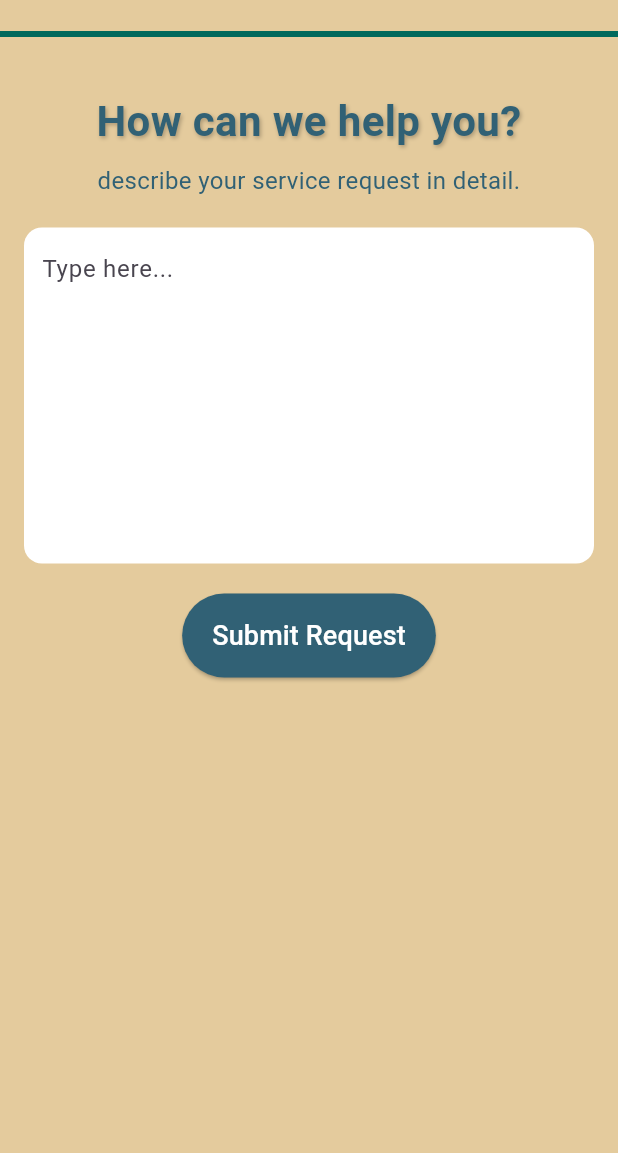
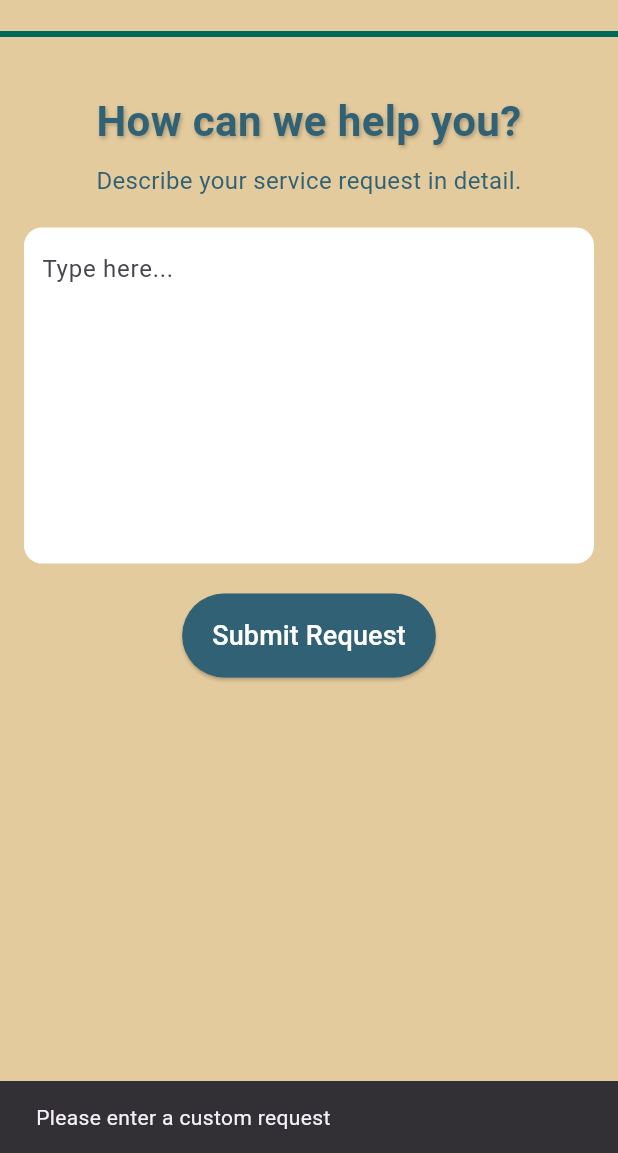
Before and after one commit to Famanias/soft-eng, a Flutter app: the CustomRequestScreen screen opened by its route, after a tap on "Submit Request", on a phone screen of 412 x 824 dp, the part 83-1236 px from its top. Run offline on Flutter 3.47's test engine with Material 3 defaults, Android fonts, the phone set to English and light mode, and no system bars; our stand-ins replace cloud_firestore, firebase_core, shared_preferences; missing offline and left inert: qr_code_scanner; accounts and stored records are empty.

Commit message:
added custom request functionality

```diff
--- a/flutter_application_1/lib/main.dart
+++ b/flutter_application_1/lib/main.dart
@@ -38,7 +38,7 @@ class MyApp extends StatelessWidget {
       routes: {
         '/qrCode': (context) => const ScanScreen(),
         '/guestRequest': (context) => const GuestRequestScreen(),
-        '/customRequest': (context) => const CustomRequestScreen(),
+        '/customRequest': (context) => const CustomRequestScreen(tableId: '',),
         '/adminPanel': (context) => const AdminPanel(),
       },
     );
--- a/flutter_application_1/lib/screens/custom_request/custom_request_screen.dart
+++ b/flutter_application_1/lib/screens/custom_request/custom_request_screen.dart
@@ -1,7 +1,60 @@
 import 'package:flutter/material.dart';
+import 'package:cloud_firestore/cloud_firestore.dart';
+import 'package:flutter_application_1/screens/guest_request/guest_request_screen.dart';
 
-class CustomRequestScreen extends StatelessWidget {
-  const CustomRequestScreen({super.key});
+class CustomRequestScreen extends StatefulWidget {
+  final String tableId;
+  const CustomRequestScreen({super.key, required this.tableId});
+
+  @override
+  _CustomRequestScreenState createState() => _CustomRequestScreenState();
+}
+
+class _CustomRequestScreenState extends State<CustomRequestScreen> {
+  final TextEditingController customRequestController = TextEditingController();
+
+  Future<void> _submitCustomRequest() async {
+    String customRequestDetails = customRequestController.text.trim();
+
+    if (customRequestDetails.isEmpty) {
+      ScaffoldMessenger.of(context).showSnackBar(
+        const SnackBar(content: Text("Please enter a custom request")),
+      );
+      return;
+    }
+
+    try {
+      // Generate a custom document ID using the table ID and timestamp
+      String docName = '${widget.tableId}-${DateTime.now().millisecondsSinceEpoch}';
+
+      // Save the custom request to Firestore
+      await FirebaseFirestore.instance.collection('guestRequests').doc(docName).set({
+        'tableId': widget.tableId,
+        'requestType': 'Custom Request',
+        'customRequest': customRequestDetails,
+        'status': 'active',
+        'timestamp': Timestamp.now(),
+      });
+
+      ScaffoldMessenger.of(context).showSnackBar(
+        const SnackBar(content: Text("Custom request submitted successfully")),
+      );
+
+      // Clear the text field after submission
+      customRequestController.clear();
+
+      // Navigate to the GuestRequestScreen after submission
+      Navigator.pushReplacement(
+        context,
+        MaterialPageRoute(builder: (context) => const GuestRequestScreen()),
+      );
+
+    } catch (e) {
+      ScaffoldMessenger.of(context).showSnackBar(
+        SnackBar(content: Text("Failed to submit request: $e")),
+      );
+    }
+  }
 
   @override
   Widget build(BuildContext context) {
@@ -54,7 +107,7 @@ class CustomRequestScreen extends StatelessWidget {
             ),
             const SizedBox(height: 8),
             const Text(
-              "describe your service request in detail.",
+              "Describe your service request in detail.",
               style: TextStyle(fontSize: 16, color: Color(0xFF316175)),
               textAlign: TextAlign.center,
             ),
@@ -67,9 +120,10 @@ class CustomRequestScreen extends StatelessWidget {
                 color: Colors.white,
                 borderRadius: BorderRadius.circular(12.0),
               ),
-              child: const TextField(
+              child: TextField(
+                controller: customRequestController,
                 maxLines: 8,
-                decoration: InputDecoration(
+                decoration: const InputDecoration(
                   hintText: "Type here...",
                   border: InputBorder.none,
                 ),
@@ -80,14 +134,13 @@ class CustomRequestScreen extends StatelessWidget {
             // Submit Request Button
             ElevatedButton(
               style: ElevatedButton.styleFrom(
-                padding: const EdgeInsets.fromLTRB(20.0, 15.0, 20.0, 15.0), backgroundColor: const Color(0xFF316175),
+                padding: const EdgeInsets.fromLTRB(20.0, 15.0, 20.0, 15.0),
+                backgroundColor: const Color(0xFF316175),
                 shape: RoundedRectangleBorder(
                   borderRadius: BorderRadius.circular(30.0),
                 ),
               ),
-              onPressed: () {
-                // Handle custom submit action
-              },
+              onPressed: _submitCustomRequest,
               child: const Text("Submit Request", style: TextStyle(fontSize: 18, color: Colors.white)),
             ),
           ],
--- a/flutter_application_1/lib/screens/guest_request/guest_request_screen.dart
+++ b/flutter_application_1/lib/screens/guest_request/guest_request_screen.dart
@@ -1,5 +1,6 @@
 import 'package:flutter/material.dart';
 import 'package:cloud_firestore/cloud_firestore.dart';
+import 'package:flutter_application_1/screens/custom_request/custom_request_screen.dart';
 import 'package:qr_code_scanner/qr_code_scanner.dart';
 import 'package:shared_preferences/shared_preferences.dart';
 import 'notification.dart';
@@ -79,6 +80,7 @@ class _GuestRequestScreenState extends State<GuestRequestScreen> {
     "Assistance Request",
     "Checkout Request",
     "Summon a Staff",
+    "Custom Request",
   ];
 
     // Define a map for request information
@@ -88,7 +90,6 @@ class _GuestRequestScreenState extends State<GuestRequestScreen> {
     'Assistance Request': 'Ask for help or support from the staff for various needs.',
     "Checkout Request": "Notify the staff that you will be checking out and require assistance with the process.",
     "Summon a Staff": "Request a staff member to come to your location for immediate assistance.",
-
     // Add more request types and their information here
   };
 
@@ -589,7 +590,12 @@ class _GuestRequestScreenState extends State<GuestRequestScreen> {
                 ),
               ),
               onPressed: () {
-                Navigator.pushNamed(context, '/customRequest');
+                    Navigator.push(
+                      context,
+                      MaterialPageRoute(
+                        builder: (context) => CustomRequestScreen(tableId: tableId),
+                      ),
+                    );
               },
               child: const Text("Custom Request", style: TextStyle(fontSize: 18)),
             ),
```
